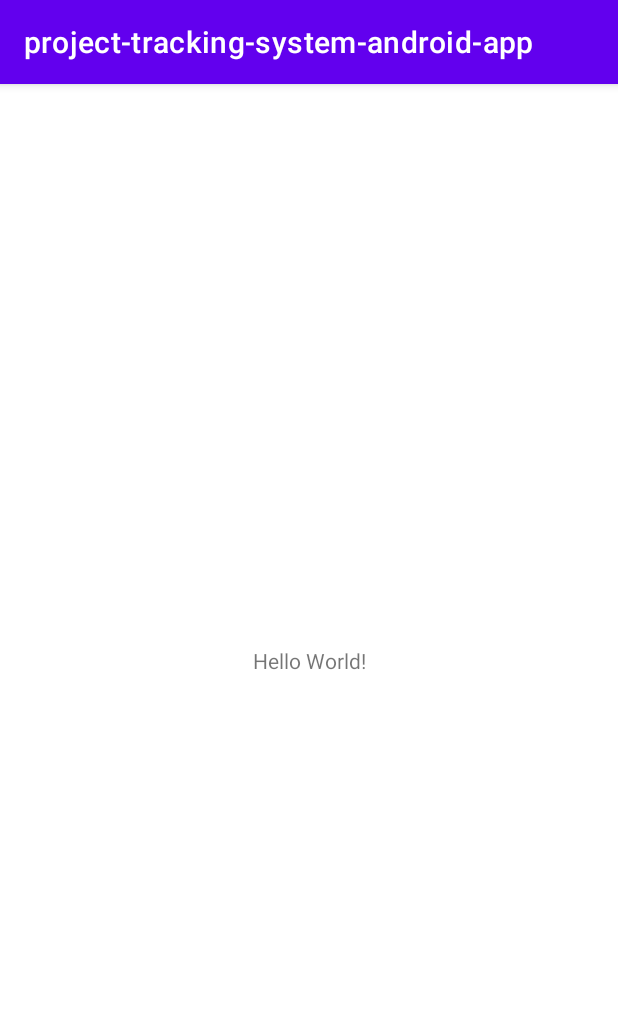
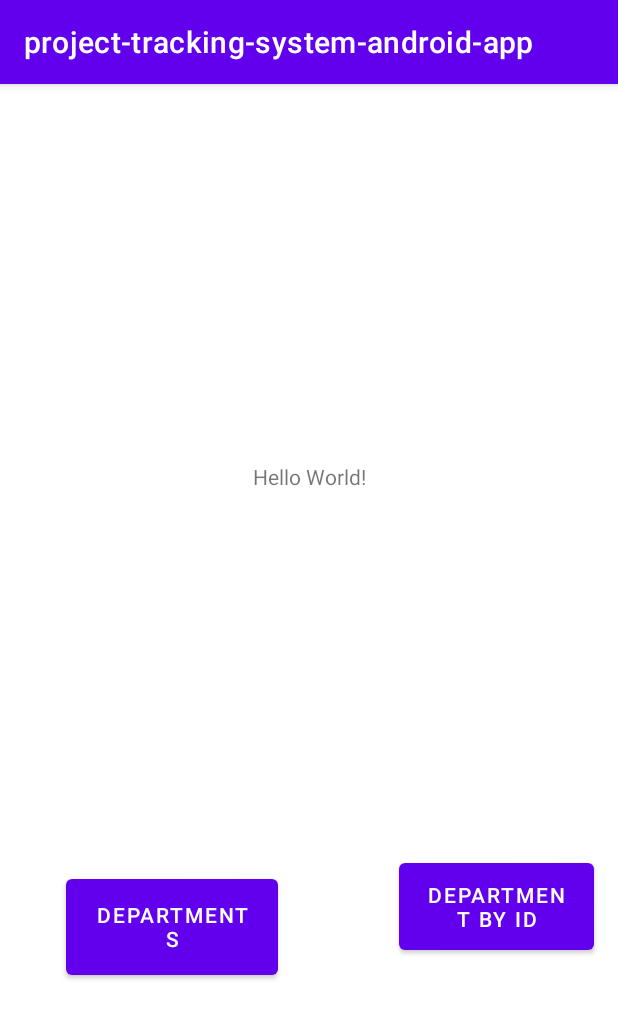
Before and after one commit to SelimHorri/project-tracking-system-mobile-frontend-app, an Android app: the screen it shows after launch (MainActivity), on a phone screen of 412 x 824 dp. Shown: the top 1019 px of the screen. Run offline under Robolectric (Android 15) with nearby library versions, the phone set to English and light mode, and no system bars.

Commit message:
department service

```diff
--- a/app/src/main/java/com/selimhorri/pack/MainActivity.java
+++ b/app/src/main/java/com/selimhorri/pack/MainActivity.java
@@ -3,12 +3,23 @@ package com.selimhorri.pack;
 import androidx.appcompat.app.AppCompatActivity;
 
 import android.os.Bundle;
+import android.widget.Button;
+import android.widget.TextView;
+
+import com.selimhorri.pack.service.DepartmentService;
 
 public class MainActivity extends AppCompatActivity {
+
+    private TextView textView;
+    private Button btnDepartments;
+    private Button btnDepartmentById;
 
     @Override
     protected void onCreate(Bundle savedInstanceState) {
         super.onCreate(savedInstanceState);
         setContentView(R.layout.activity_main);
     }
+
+
+
 }
--- /dev/null
+++ b/app/src/main/java/com/selimhorri/pack/service/DepartmentService.java
@@ -0,0 +1,31 @@
+package com.selimhorri.pack.service;
+
+import com.selimhorri.pack.model.collection.DtoCollection;
+import com.selimhorri.pack.model.dto.Department;
+import com.selimhorri.pack.model.dto.Location;
+
+import java.util.ArrayList;
+import java.util.Arrays;
+import java.util.List;
+
+public class DepartmentService {
+
+    private static List<Department> departments;
+
+    public DepartmentService() {
+        departments = Arrays.asList(
+                new Department(1, "Billing", new Location()),
+                new Department(2, "DWH", new Location()),
+                new Department(3, "Digital", new Location())
+        );
+    }
+
+    public DtoCollection<Department> findAll() {
+        return new DtoCollection<>(departments);
+    }
+
+    public Department findById(final Integer departmentId) {
+        return departments.get(departmentId - 1);
+    }
+
+}
--- a/app/src/main/res/layout/activity_main.xml
+++ b/app/src/main/res/layout/activity_main.xml
@@ -7,12 +7,38 @@
     tools:context=".MainActivity">
 
     <TextView
-        android:layout_width="wrap_content"
-        android:layout_height="wrap_content"
+        android:id="@+id/textView"
+        android:layout_width="169dp"
+        android:layout_height="112dp"
+        android:gravity="center"
         android:text="Hello World!"
-        app:layout_constraintBottom_toBottomOf="parent"
-        app:layout_constraintLeft_toLeftOf="parent"
-        app:layout_constraintRight_toRightOf="parent"
+        app:layout_constraintBottom_toTopOf="@+id/btnGetDepartmentsId"
+        app:layout_constraintEnd_toEndOf="parent"
+        app:layout_constraintStart_toStartOf="parent"
         app:layout_constraintTop_toTopOf="parent" />
 
+    <Button
+        android:id="@+id/btnGetDepartmentsId"
+        android:layout_width="141dp"
+        android:layout_height="76dp"
+        android:layout_marginStart="44dp"
+        android:layout_marginBottom="168dp"
+        android:text="Departments"
+        app:layout_constraintBottom_toBottomOf="parent"
+        app:layout_constraintStart_toStartOf="parent" />
+
+    <Button
+        android:id="@+id/btnGetDepartmentById"
+        android:layout_width="130dp"
+        android:layout_height="70dp"
+        android:layout_marginStart="36dp"
+        android:layout_marginTop="168dp"
+        android:text="Department by id"
+        app:layout_constraintBottom_toBottomOf="parent"
+        app:layout_constraintEnd_toEndOf="parent"
+        app:layout_constraintHorizontal_bias="0.733"
+        app:layout_constraintStart_toEndOf="@+id/btnGetDepartmentsId"
+        app:layout_constraintTop_toBottomOf="@+id/textView"
+        app:layout_constraintVertical_bias="0.129" />
+
 </androidx.constraintlayout.widget.ConstraintLayout>
```
